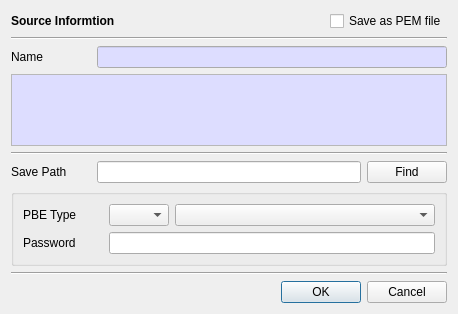
jykim74/CertMan, file CertMan/export_dlg.ui: the form before one commit.
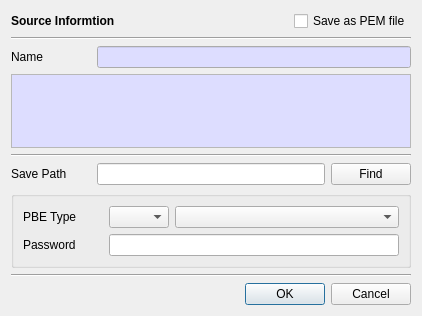
The form after the commit.

Patch:
```diff
--- a/CertMan/export_dlg.ui
+++ b/CertMan/export_dlg.ui
@@ -6,8 +6,8 @@
    <rect>
     <x>0</x>
     <y>0</y>
-    <width>458</width>
-    <height>314</height>
+    <width>418</width>
+    <height>316</height>
    </rect>
   </property>
   <property name="windowTitle">
@@ -126,6 +126,12 @@
    </item>
    <item>
     <widget class="QPlainTextEdit" name="mInfoText">
+     <property name="minimumSize">
+      <size>
+       <width>400</width>
+       <height>0</height>
+      </size>
+     </property>
      <property name="palette">
       <palette>
        <active>
```
